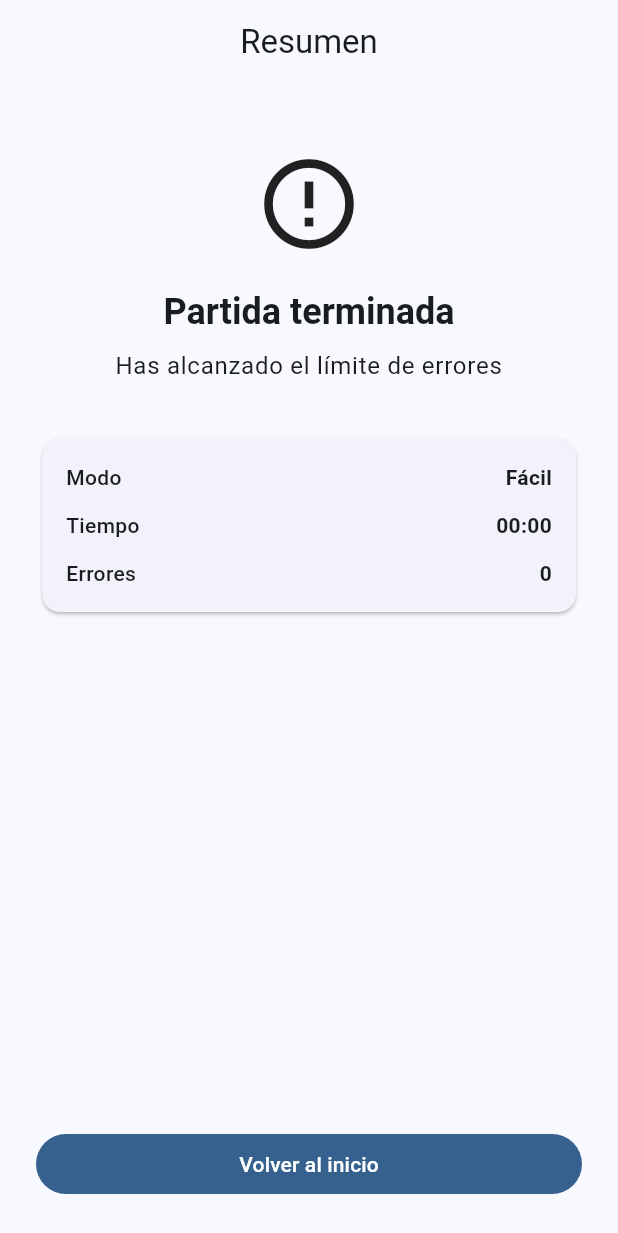
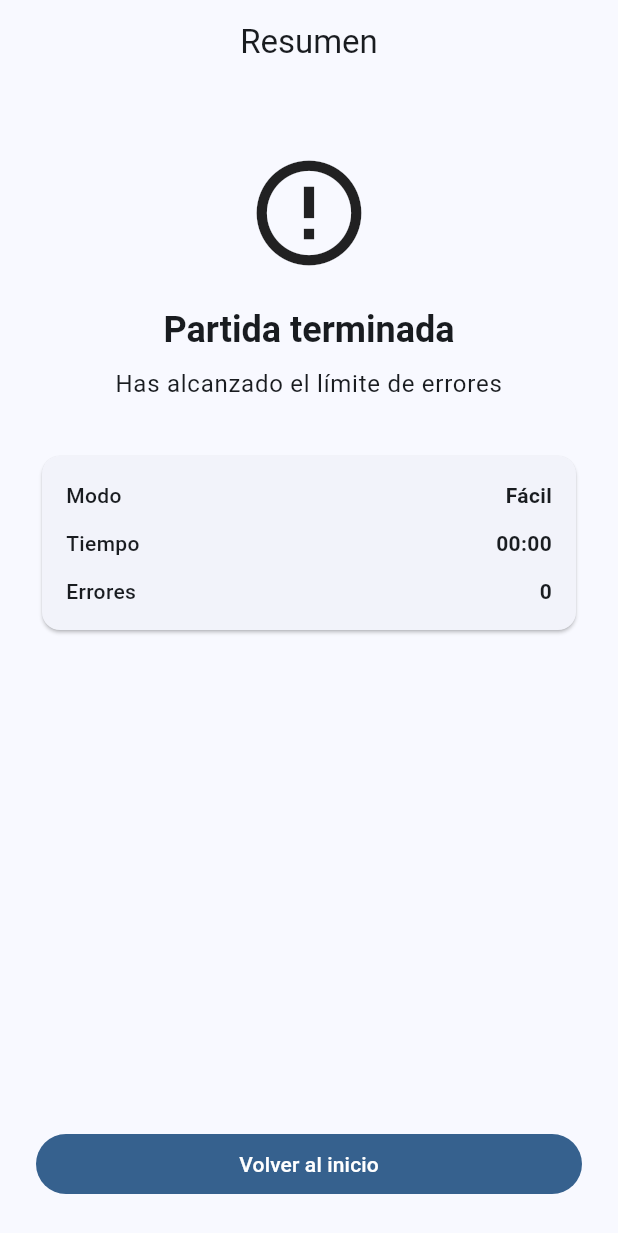
Before and after one commit to Maci050/sudoku_mobile, a Flutter app: the GameResultPage screen opened directly with empty values, on a phone screen of 412 x 824 dp. Shown: the top 1233 px of the screen. Run offline on Flutter 3.47's test engine with Material 3 defaults, Android fonts, the phone set to English and light mode, and no system bars; our stand-ins replace flutter_riverpod, hive, hive_flutter, vibration; accounts and stored records are empty.

Commit message:
feat: animacion victoria y pagina estadistica añadido

```diff
--- a/lib/features/game/presentation/pages/game_result_page.dart
+++ b/lib/features/game/presentation/pages/game_result_page.dart
@@ -1,8 +1,10 @@
+import 'package:confetti/confetti.dart';
 import 'package:flutter/material.dart';
+import '../../../../core/services/feedback_service.dart';
 import '../../../home/presentation/home_page.dart';
 import '../../domain/difficulty.dart';
 
-class GameResultPage extends StatelessWidget {
+class GameResultPage extends StatefulWidget {
   final bool won;
   final bool isDailyChallenge;
   final Difficulty difficulty;
@@ -18,20 +20,74 @@ class GameResultPage extends StatelessWidget {
     required this.mistakes,
   });
 
+  @override
+  State<GameResultPage> createState() => _GameResultPageState();
+}
+
+class _GameResultPageState extends State<GameResultPage>
+    with SingleTickerProviderStateMixin {
+  late final AnimationController _controller;
+  late final Animation<double> _fadeAnimation;
+  late final Animation<double> _scaleAnimation;
+  late final ConfettiController _confettiController;
+
   String get formattedTime {
-    final totalSeconds = elapsed.inSeconds;
+    final totalSeconds = widget.elapsed.inSeconds;
     final minutes = (totalSeconds ~/ 60).toString().padLeft(2, '0');
     final seconds = (totalSeconds % 60).toString().padLeft(2, '0');
     return '$minutes:$seconds';
   }
 
   @override
+  void initState() {
+    super.initState();
+
+    _controller = AnimationController(
+      vsync: this,
+      duration: const Duration(milliseconds: 650),
+    );
+
+    _fadeAnimation = CurvedAnimation(
+      parent: _controller,
+      curve: Curves.easeOut,
+    );
+
+    _scaleAnimation = Tween<double>(
+      begin: 0.85,
+      end: 1,
+    ).animate(
+      CurvedAnimation(
+        parent: _controller,
+        curve: Curves.easeOutBack,
+      ),
+    );
+
+    _confettiController = ConfettiController(
+      duration: const Duration(seconds: 2),
+    );
+
+    _controller.forward();
+
+    if (widget.won) {
+      _confettiController.play();
+      FeedbackService.vibrateWin();
+    }
+  }
+
+  @override
+  void dispose() {
+    _controller.dispose();
+    _confettiController.dispose();
+    super.dispose();
+  }
+
+  @override
   Widget build(BuildContext context) {
-    final title = won ? '¡Nivel completado!' : 'Partida terminada';
-    final subtitle = won
-        ? (isDailyChallenge
+    final title = widget.won ? '¡Nivel completado!' : 'Partida terminada';
+    final subtitle = widget.won
+        ? (widget.isDailyChallenge
             ? 'Has superado el desafío diario'
-            : 'Has completado un Sudoku ${difficulty.label}')
+            : 'Has completado un Sudoku ${widget.difficulty.label}')
         : 'Has alcanzado el límite de errores';
 
     return Scaffold(
@@ -41,6 +97,36 @@ class GameResultPage extends StatelessWidget {
         automaticallyImplyLeading: false,
       ),
       body: SafeArea(
+        child: Stack(
+          children: [
+            Align(
+              alignment: Alignment.topLeft,
+              child: ConfettiWidget(
+                confettiController: _confettiController,
+                blastDirection: 0.8,
+                emissionFrequency: 0.05,
+                numberOfParticles: 12,
+                gravity: 0.18,
+                maxBlastForce: 18,
+                minBlastForce: 8,
+              ),
+            ),
+            Align(
+              alignment: Alignment.topRight,
+              child: ConfettiWidget(
+                confettiController: _confettiController,
+                blastDirection: 2.3,
+                emissionFrequency: 0.05,
+                numberOfParticles: 12,
+                gravity: 0.18,
+                maxBlastForce: 18,
+                minBlastForce: 8,
+              ),
+            ),
+            FadeTransition(
+              opacity: _fadeAnimation,
+              child: ScaleTransition(
+                scale: _scaleAnimation,
                 child: Padding(
                   padding: const EdgeInsets.all(24),
                   child: Column(
@@ -48,8 +134,8 @@ class GameResultPage extends StatelessWidget {
                     children: [
                       const SizedBox(height: 20),
                       Icon(
-                won ? Icons.emoji_events : Icons.error_outline,
-                size: 72,
+                        widget.won ? Icons.emoji_events : Icons.error_outline,
+                        size: 84,
                       ),
                       const SizedBox(height: 20),
                       Text(
@@ -73,7 +159,9 @@ class GameResultPage extends StatelessWidget {
                             children: [
                               _SummaryRow(
                                 label: 'Modo',
-                        value: isDailyChallenge ? 'Desafío diario' : difficulty.label,
+                                value: widget.isDailyChallenge
+                                    ? 'Desafío diario'
+                                    : widget.difficulty.label,
                               ),
                               const SizedBox(height: 12),
                               _SummaryRow(
@@ -83,7 +171,7 @@ class GameResultPage extends StatelessWidget {
                               const SizedBox(height: 12),
                               _SummaryRow(
                                 label: 'Errores',
-                        value: '$mistakes',
+                                value: '${widget.mistakes}',
                               ),
                             ],
                           ),
@@ -94,7 +182,9 @@ class GameResultPage extends StatelessWidget {
                         onPressed: () {
                           Navigator.pushAndRemoveUntil(
                             context,
-                    MaterialPageRoute(builder: (_) => const HomePage()),
+                            MaterialPageRoute(
+                              builder: (_) => const HomePage(),
+                            ),
                             (route) => false,
                           );
                         },
@@ -102,6 +192,10 @@ class GameResultPage extends StatelessWidget {
                       ),
                     ],
                   ),
+                ),
+              ),
+            ),
+          ],
         ),
       ),
     );
--- a/lib/features/settings/presentation/settings_controller.dart
+++ b/lib/features/settings/presentation/settings_controller.dart
@@ -27,11 +27,6 @@ class SettingsController extends StateNotifier<AppSettings> {
     _save();
   }
 
-  void toggleSound(bool value) {
-    state = state.copyWith(soundEnabled: value);
-    _save();
-  }
-
   void toggleAnimations(bool value) {
     state = state.copyWith(animationsEnabled: value);
     _save();
--- a/lib/features/settings/presentation/settings_page.dart
+++ b/lib/features/settings/presentation/settings_page.dart
@@ -24,12 +24,6 @@ class SettingsPage extends ConsumerWidget {
             subtitle: const Text('Respuesta háptica al interactuar'),
             value: settings.vibrationEnabled,
             onChanged: controller.toggleVibration,
-          ),
-          SwitchListTile(
-            title: const Text('Sonido'),
-            subtitle: const Text('Efectos de sonido al jugar'),
-            value: settings.soundEnabled,
-            onChanged: controller.toggleSound,
           ),
           SwitchListTile(
             title: const Text('Animaciones'),
--- a/pubspec.yaml
+++ b/pubspec.yaml
@@ -17,6 +17,7 @@ dependencies:
   hive: ^2.2.3
   hive_flutter: ^1.1.0
   vibration: ^2.0.0
+  confetti: ^0.8.0
 
 dev_dependencies:
   flutter_test:
```
Also changed, not shown: lib/core/services/feedback_service.dart (added, +17 -0 lines), lib/features/home/presentation/home_page.dart (+13 -0 lines), lib/features/settings/domain/app_settings.dart (+0 -7 lines), lib/features/stats/presentation/stats_page.dart (added, +87 -0 lines), pubspec.lock. Lines whose indentation alone changed are shown as unchanged.
